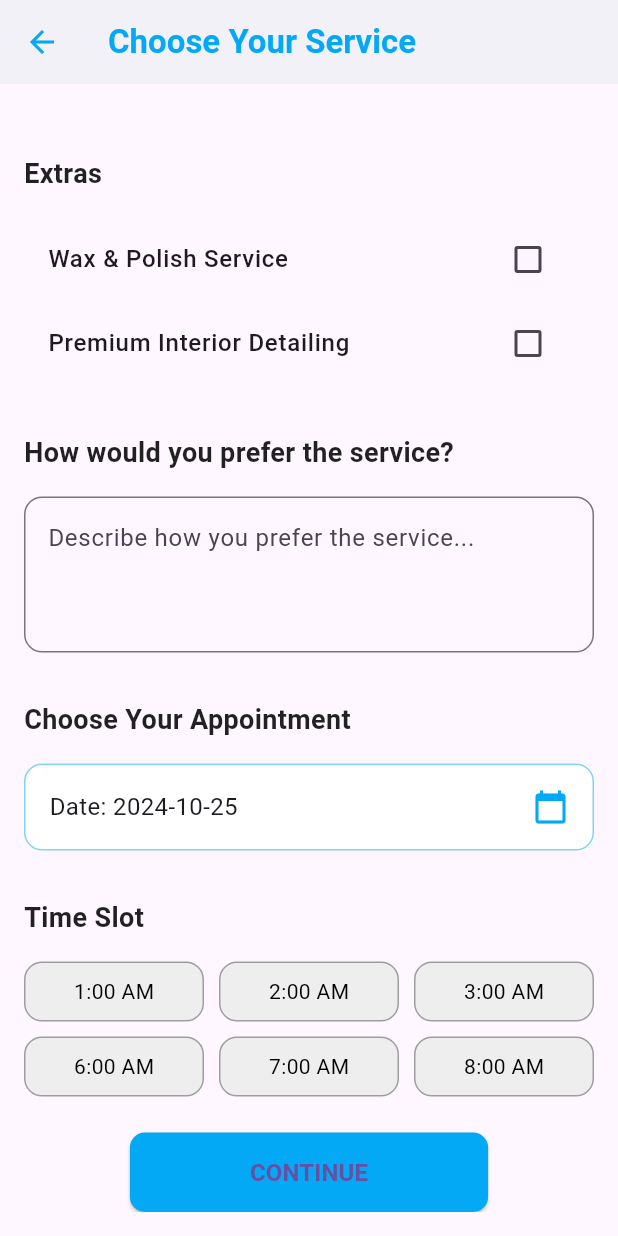
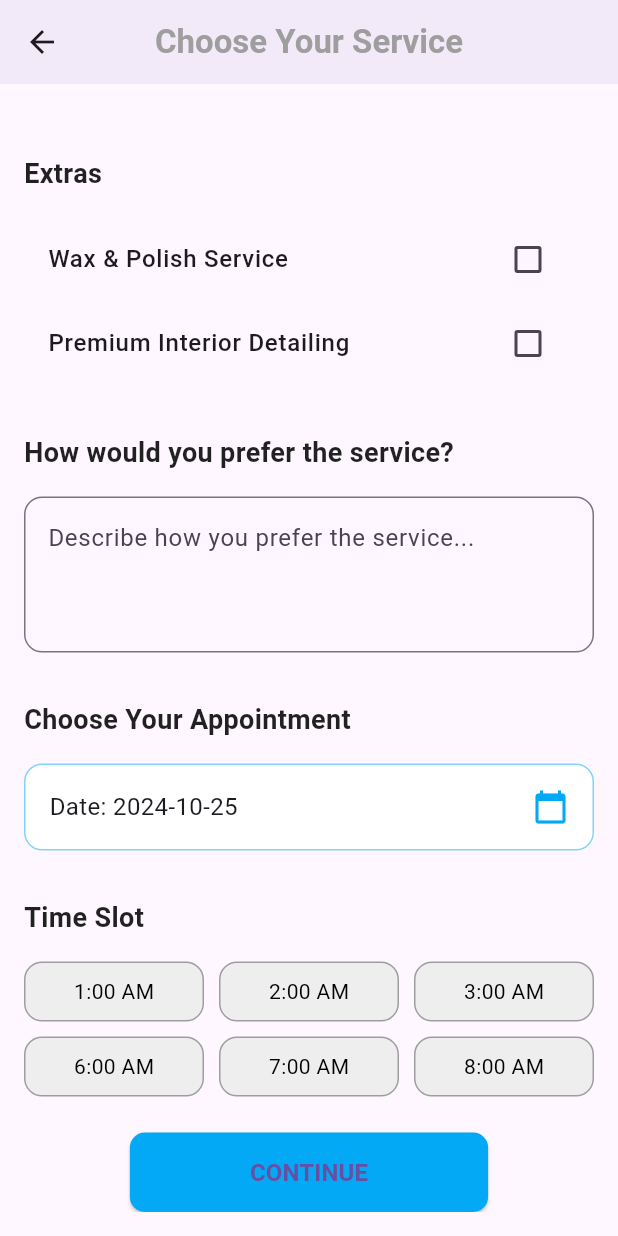
Before and after one commit to Iam-Arnold/MECARWASH-APP, a Flutter app: the ServiceBookingPage screen opened directly with empty values, scrolled down 155 dp, on a phone screen of 412 x 824 dp. Run offline on Flutter 3.47's test engine with Material 3 defaults, Android fonts, the phone set to English and light mode, and no system bars; our stand-ins replace flutter_local_notifications, geolocator, google_maps_flutter, permission_handler, shared_preferences; accounts and stored records are empty.

Commit message:
map ui and code refactor

```diff
--- a/lib/screens/booking/booking_summary.dart
+++ b/lib/screens/booking/booking_summary.dart
@@ -47,7 +47,7 @@ class _BookingSummaryState extends State<BookingSummary> {
             Navigator.pop(context);
           },
         ),
-        title: Text('Book A Wash',
+        title: Text('Confirm Booking',
             style: TextStyle(color: Colors.grey, fontWeight: FontWeight.w600)),
         centerTitle: true,
         backgroundColor: Colors.transparent,
--- a/lib/screens/booking/service_booking.dart
+++ b/lib/screens/booking/service_booking.dart
@@ -72,13 +72,17 @@ class _ServiceBookingPageState extends State<ServiceBookingPage> {
 
     return Scaffold(
       appBar: AppBar(
-        title: Text(
-          'Choose Your Service',
-          style: TextStyle(color: themeColor, fontWeight: FontWeight.bold),
+        leading: IconButton(
+          icon: Icon(Icons.arrow_back),
+          onPressed: () {
+            Navigator.pop(context);
+          },
         ),
-        backgroundColor: Colors.white,
+        title: Text('Choose Your Service',
+            style: TextStyle(color: Colors.grey, fontWeight: FontWeight.w600)),
+        centerTitle: true,
+        backgroundColor: Colors.transparent,
         elevation: 0,
-        iconTheme: IconThemeData(color: themeColor),
       ),
       body: Padding(
         padding: const EdgeInsets.all(16.0),
```
